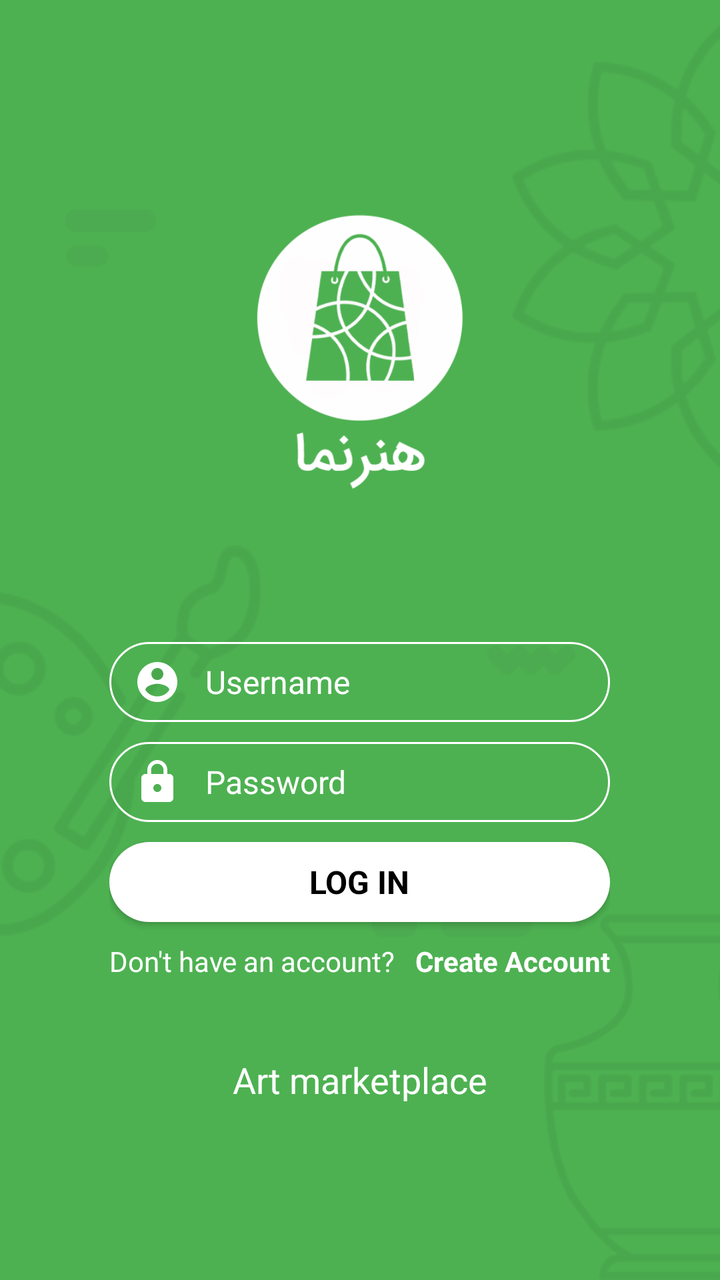
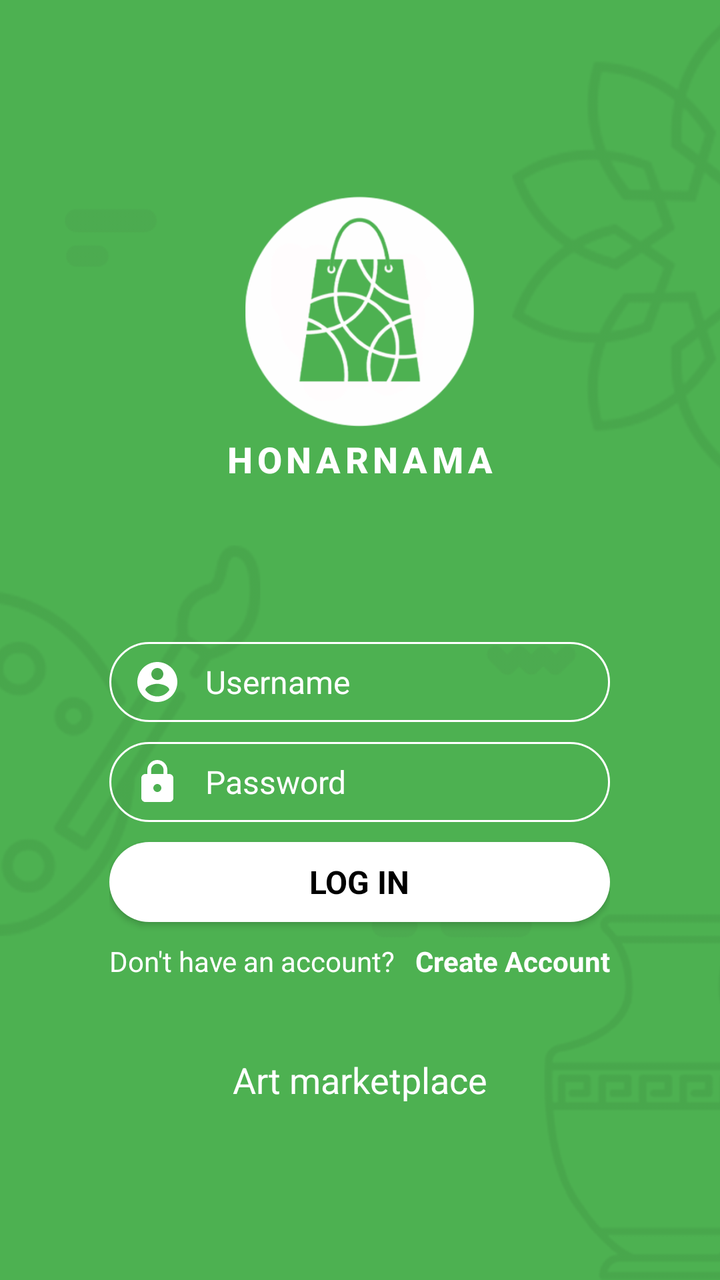

Compare the two renders of this Android layout. The source of the first and the diff that turns it into the second are given below.
<!-- AndroidManifest.xml: application theme AppTheme -->
<!-- res/layout/activity_login.xml -->
<?xml version="1.0" encoding="utf-8"?>
<RelativeLayout xmlns:android="http://schemas.android.com/apk/res/android"
    xmlns:tools="http://schemas.android.com/tools"
    android:layout_width="match_parent"
    android:layout_height="match_parent"
    android:background="@color/colorPrimary">

    <ImageView
        android:layout_width="match_parent"
        android:layout_height="match_parent"
        android:scaleType="centerCrop"
        android:src="@drawable/splash_bg" />

    <ImageView
        android:layout_width="150dp"
        android:layout_height="150dp"
        android:layout_centerHorizontal="true"
        android:layout_marginTop="100dp"
        android:src="@drawable/main_logo" />

    <LinearLayout
        android:layout_width="wrap_content"
        android:layout_height="wrap_content"
        android:layout_alignParentBottom="true"
        android:layout_centerHorizontal="true"
        android:layout_marginTop="289dp"
        android:gravity="center"
        android:orientation="vertical">


        <EditText
            android:id="@+id/login_username"
            android:layout_width="match_parent"
            android:layout_height="40dp"
            android:background="@drawable/edit_round"
            android:drawableStart="@drawable/ic_account"
            android:drawablePadding="12dp"
            android:ems="10"
            android:hint="@string/hint_user_username"
            android:inputType="textEmailAddress"
            android:paddingStart="12dp"
            android:paddingEnd="12dp"
            android:textColor="@android:color/white"
            android:textColorHint="@android:color/white"
            android:textSize="16sp"
            tools:ignore="RtlCompat" />

        <EditText
            android:id="@+id/login_password"
            android:layout_width="match_parent"
            android:layout_height="40dp"
            android:layout_marginTop="@dimen/spacing_middle"
            android:background="@drawable/edit_round"
            android:drawableStart="@drawable/ic_lock"
            android:drawablePadding="12dp"
            android:ems="10"
            android:hint="@string/hint_user_password"
            android:imeOptions="actionDone"
            android:inputType="textPassword"
            android:paddingStart="12dp"
            android:paddingEnd="12dp"
            android:textColor="@android:color/white"
            android:textColorHint="@android:color/white"
            android:textSize="16sp"
            tools:ignore="RtlCompat" />

        <Button
            android:id="@+id/login_button"
            android:layout_width="match_parent"
            android:layout_height="40dp"
            android:layout_marginTop="@dimen/spacing_middle"
            android:background="@drawable/button_round"
            android:text="@string/login"
            android:textColor="@android:color/black"
            android:textSize="16sp"
            android:textStyle="bold" />

        <LinearLayout
            android:layout_width="wrap_content"
            android:layout_height="wrap_content"
            android:layout_marginTop="@dimen/spacing_middle"
            android:gravity="center"
            android:orientation="horizontal">

            <TextView
                android:layout_width="wrap_content"
                android:layout_height="wrap_content"
                android:text="@string/not_have_account"
                android:textColor="@android:color/white"
                android:textSize="14sp" />

            <TextView
                android:id="@+id/register_page_button"
                android:layout_width="wrap_content"
                android:layout_height="wrap_content"
                android:layout_marginStart="@dimen/spacing_middle"
                android:text="@string/register"
                android:textColor="@android:color/white"
                android:textSize="14sp"
                android:textStyle="bold"
                tools:ignore="RtlCompat" />

        </LinearLayout>

        <TextView
            android:layout_width="200dp"
            android:layout_height="100dp"
            android:layout_marginBottom="@dimen/spacing_xxlarge"
            android:gravity="center"
            android:text="@string/app_tag_line"
            android:textAppearance="@style/Base.TextAppearance.AppCompat.Medium"
            android:textColor="@android:color/white" />

    </LinearLayout>

</RelativeLayout>
<!-- resources referenced by this layout -->
<resources>
  <color name="colorPrimary">#4DB151</color>
  <dimen name="spacing_middle">10dp</dimen>
  <dimen name="spacing_xxlarge">50dp</dimen>
  <!-- drawable button_round (drawable) -->
  <?xml version="1.0" encoding="utf-8"?>
  <selector xmlns:tools="http://schemas.android.com/tools" xmlns:android="http://schemas.android.com/apk/res/android">
  
      <item android:state_enabled="true">
          <shape android:shape="rectangle">
              <solid android:color="@android:color/white"/>
              <corners android:radius="20dp"/>
          </shape>
      </item>
  
  </selector>
  <!-- drawable edit_round (drawable) -->
  <?xml version="1.0" encoding="utf-8"?>
  <selector xmlns:android="http://schemas.android.com/apk/res/android">
  
      <item android:state_enabled="true" android:state_focused="true">
          <shape android:shape="rectangle">
              <corners android:radius="20dp"/>
              <stroke android:color="@color/colorAccent" android:width="1dp"/>
          </shape>
      </item>
  
      <item android:state_enabled="true">
          <shape android:shape="rectangle">
              <corners android:radius="20dp"/>
              <stroke android:color="@android:color/white" android:width="1dp"/>
          </shape>
      </item>
  
  </selector>
  <!-- drawable ic_account (drawable) -->
  <vector xmlns:android="http://schemas.android.com/apk/res/android"
      android:width="24dp"
      android:height="24dp"
      android:viewportWidth="24"
      android:viewportHeight="24">
    <path
        android:fillColor="@android:color/white"
        android:pathData="M12,2C6.48,2 2,6.48 2,12s4.48,10 10,10 10,-4.48 10,-10S17.52,2 12,2zM12,5c1.66,0 3,1.34 3,3s-1.34,3 -3,3 -3,-1.34 -3,-3 1.34,-3 3,-3zM12,19.2c-2.5,0 -4.71,-1.28 -6,-3.22 0.03,-1.99 4,-3.08 6,-3.08 1.99,0 5.97,1.09 6,3.08 -1.29,1.94 -3.5,3.22 -6,3.22z"/>
  </vector>
  <!-- drawable ic_lock (drawable) -->
  <vector xmlns:android="http://schemas.android.com/apk/res/android"
      android:width="24dp"
      android:height="24dp"
      android:viewportWidth="24"
      android:viewportHeight="24">
    <path
        android:fillColor="@android:color/white"
        android:pathData="M18,8h-1L17,6c0,-2.76 -2.24,-5 -5,-5S7,3.24 7,6v2L6,8c-1.1,0 -2,0.9 -2,2v10c0,1.1 0.9,2 2,2h12c1.1,0 2,-0.9 2,-2L20,10c0,-1.1 -0.9,-2 -2,-2zM12,17c-1.1,0 -2,-0.9 -2,-2s0.9,-2 2,-2 2,0.9 2,2 -0.9,2 -2,2zM15.1,8L8.9,8L8.9,6c0,-1.71 1.39,-3.1 3.1,-3.1 1.71,0 3.1,1.39 3.1,3.1v2z"/>
  </vector>
  <!-- drawable main_logo: png bitmap (drawable, 22890 bytes) -->
  <!-- drawable splash_bg: png bitmap (drawable, 30730 bytes) -->
  <string name="app_tag_line">Art marketplace</string>
  <string name="hint_user_password">Password</string>
  <string name="hint_user_username">Username</string>
  <string name="login">Log In</string>
  <string name="not_have_account">Don\'t have an account?</string>
  <string name="register">Create Account</string>
  <style name="AppTheme" parent="Theme.AppCompat.Light.NoActionBar">
          
          <item name="colorPrimary">@color/colorPrimary</item>
          <item name="colorPrimaryDark">@color/colorPrimaryDark</item>
          <item name="colorAccent">@color/colorAccent</item>
          <item name="colorControlNormal">@color/grey_60</item>
          <item name="fontFamily">@font/iransans</item>
      </style>
  <color name="colorAccent">#FFDE26</color>
  <color name="colorPrimaryDark">#429E45</color>
  <color name="grey_60">#666666</color>
</resources>

<!-- the commit's change to res/layout/activity_login.xml (unified diff, before → after) -->
@@ -11,12 +11,12 @@
         android:scaleType="centerCrop"
         android:src="@drawable/splash_bg" />
 
-    <ImageView
-        android:layout_width="150dp"
-        android:layout_height="150dp"
+    <include
+        layout="@layout/include_brand_logo"
+        android:layout_width="180dp"
+        android:layout_height="180dp"
         android:layout_centerHorizontal="true"
-        android:layout_marginTop="100dp"
-        android:src="@drawable/main_logo" />
+        android:layout_marginTop="80dp" />
 
     <LinearLayout
         android:layout_width="wrap_content"
@@ -114,3 +114,30 @@
     </LinearLayout>
 
 </RelativeLayout>
+<!-- res/layout/include_brand_logo.xml (included above) -->
+<?xml version="1.0" encoding="utf-8"?>
+<LinearLayout xmlns:android="http://schemas.android.com/apk/res/android"
+    android:layout_width="180dp"
+    android:layout_height="180dp"
+    android:gravity="center"
+    android:orientation="vertical">
+
+    <ImageView
+        android:layout_width="115dp"
+        android:layout_height="115dp"
+        android:contentDescription="@string/app_name"
+        android:scaleType="centerInside"
+        android:src="@drawable/ic_logo" />
+
+    <TextView
+        android:layout_width="wrap_content"
+        android:layout_height="wrap_content"
+        android:layout_marginTop="4dp"
+        android:fontFamily="sans-serif-medium"
+        android:letterSpacing="0.12"
+        android:text="@string/logo_wordmark"
+        android:textColor="@android:color/white"
+        android:textSize="18sp"
+        android:textStyle="bold" />
+
+</LinearLayout>
<!-- resource entries referenced after the edit -->
@@ -54,12 +54,14 @@
         android:fillColor="@android:color/white"
         android:pathData="M18,8h-1L17,6c0,-2.76 -2.24,-5 -5,-5S7,3.24 7,6v2L6,8c-1.1,0 -2,0.9 -2,2v10c0,1.1 0.9,2 2,2h12c1.1,0 2,-0.9 2,-2L20,10c0,-1.1 -0.9,-2 -2,-2zM12,17c-1.1,0 -2,-0.9 -2,-2s0.9,-2 2,-2 2,0.9 2,2 -0.9,2 -2,2zM15.1,8L8.9,8L8.9,6c0,-1.71 1.39,-3.1 3.1,-3.1 1.71,0 3.1,1.39 3.1,3.1v2z"/>
   </vector>
-  <!-- drawable main_logo: png bitmap (drawable, 22890 bytes) -->
+  <!-- drawable ic_logo: png bitmap (drawable, 21548 bytes) -->
   <!-- drawable splash_bg: png bitmap (drawable, 30730 bytes) -->
+  <string name="app_name">Honarnama</string>
   <string name="app_tag_line">Art marketplace</string>
   <string name="hint_user_password">Password</string>
   <string name="hint_user_username">Username</string>
   <string name="login">Log In</string>
+  <string name="logo_wordmark">HONARNAMA</string>
   <string name="not_have_account">Don\'t have an account?</string>
   <string name="register">Create Account</string>
   <style name="AppTheme" parent="Theme.AppCompat.Light.NoActionBar">
